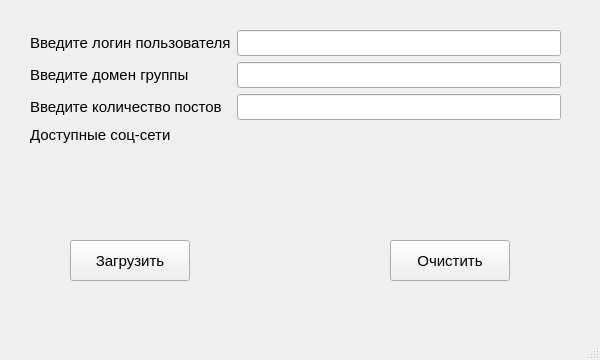
Above: mainwindow.ui from 1kapsula/media_parser before the change. Below: the same form after it.
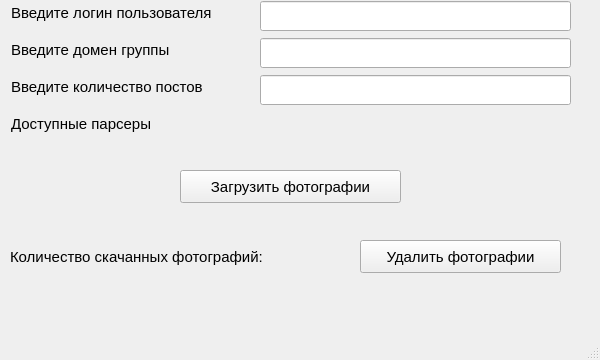
That is the form after the change.

The edit to the form file:
```diff
--- a/mainwindow.ui
+++ b/mainwindow.ui
@@ -23,10 +23,10 @@
    <widget class="QPushButton" name="DownloadButton">
     <property name="geometry">
      <rect>
-      <x>70</x>
-      <y>240</y>
-      <width>120</width>
-      <height>41</height>
+      <x>180</x>
+      <y>170</y>
+      <width>221</width>
+      <height>33</height>
      </rect>
     </property>
     <property name="font">
@@ -35,45 +35,54 @@
      </font>
     </property>
     <property name="text">
-     <string>Загрузить</string>
+     <string>Загрузить фотографии</string>
     </property>
    </widget>
-   <widget class="QWidget" name="layoutWidget">
+   <widget class="QPushButton" name="DeletePhotos">
     <property name="geometry">
      <rect>
-      <x>30</x>
-      <y>30</y>
-      <width>531</width>
-      <height>161</height>
+      <x>360</x>
+      <y>240</y>
+      <width>201</width>
+      <height>33</height>
      </rect>
     </property>
-    <layout class="QFormLayout" name="formLayout">
-     <item row="0" column="0">
-      <widget class="QLabel" name="label_11">
        <property name="font">
         <font>
          <pointsize>11</pointsize>
         </font>
        </property>
        <property name="text">
-        <string>Введите логин пользователя</string>
-       </property>
-      </widget>
-     </item>
-     <item row="0" column="1">
-      <widget class="QLineEdit" name="line_login">
+     <string>Удалить фотографии</string>
+    </property>
+   </widget>
+   <widget class="QLabel" name="label_2">
+    <property name="geometry">
+     <rect>
+      <x>10</x>
+      <y>240</y>
+      <width>311</width>
+      <height>33</height>
+     </rect>
+    </property>
        <property name="font">
         <font>
          <pointsize>11</pointsize>
         </font>
        </property>
-       <property name="alignment">
-        <set>Qt::AlignCenter</set>
-       </property>
-      </widget>
-     </item>
-     <item row="1" column="0">
+    <property name="text">
+     <string>Количество скачанных фотографий:</string>
+    </property>
+   </widget>
       <widget class="QLabel" name="label_7">
+    <property name="geometry">
+     <rect>
+      <x>11</x>
+      <y>38</y>
+      <width>188</width>
+      <height>24</height>
+     </rect>
+    </property>
        <property name="font">
         <font>
          <pointsize>11</pointsize>
@@ -83,21 +92,33 @@
         <string>Введите домен группы</string>
        </property>
       </widget>
-     </item>
-     <item row="1" column="1">
-      <widget class="QLineEdit" name="line_domen">
+   <widget class="QLabel" name="label">
+    <property name="geometry">
+     <rect>
+      <x>11</x>
+      <y>112</y>
+      <width>170</width>
+      <height>24</height>
+     </rect>
+    </property>
        <property name="font">
         <font>
          <pointsize>11</pointsize>
         </font>
        </property>
-       <property name="alignment">
-        <set>Qt::AlignCenter</set>
-       </property>
-      </widget>
-     </item>
-     <item row="2" column="0">
+    <property name="text">
+     <string>Доступные парсеры </string>
+    </property>
+   </widget>
       <widget class="QLabel" name="label_8">
+    <property name="geometry">
+     <rect>
+      <x>11</x>
+      <y>75</y>
+      <width>226</width>
+      <height>24</height>
+     </rect>
+    </property>
        <property name="font">
         <font>
          <pointsize>11</pointsize>
@@ -107,9 +128,51 @@
         <string>Введите количество постов</string>
        </property>
       </widget>
-     </item>
-     <item row="2" column="1">
+   <widget class="QLabel" name="label_11">
+    <property name="geometry">
+     <rect>
+      <x>11</x>
+      <y>1</y>
+      <width>241</width>
+      <height>24</height>
+     </rect>
+    </property>
+    <property name="font">
+     <font>
+      <pointsize>11</pointsize>
+     </font>
+    </property>
+    <property name="text">
+     <string>Введите логин пользователя</string>
+    </property>
+   </widget>
+   <widget class="QLineEdit" name="line_domen">
+    <property name="geometry">
+     <rect>
+      <x>260</x>
+      <y>38</y>
+      <width>311</width>
+      <height>30</height>
+     </rect>
+    </property>
+    <property name="font">
+     <font>
+      <pointsize>11</pointsize>
+     </font>
+    </property>
+    <property name="alignment">
+     <set>Qt::AlignCenter</set>
+    </property>
+   </widget>
       <widget class="QLineEdit" name="line_count">
+    <property name="geometry">
+     <rect>
+      <x>260</x>
+      <y>75</y>
+      <width>311</width>
+      <height>30</height>
+     </rect>
+    </property>
        <property name="font">
         <font>
          <pointsize>11</pointsize>
@@ -122,28 +185,13 @@
         <set>Qt::AlignCenter</set>
        </property>
       </widget>
-     </item>
-     <item row="3" column="0">
-      <widget class="QLabel" name="label">
-       <property name="font">
-        <font>
-         <pointsize>11</pointsize>
-        </font>
-       </property>
-       <property name="text">
-        <string>Доступные соц-сети</string>
-       </property>
-      </widget>
-     </item>
-    </layout>
-   </widget>
-   <widget class="QPushButton" name="DeletePhotos">
+   <widget class="QLineEdit" name="line_login">
     <property name="geometry">
      <rect>
-      <x>390</x>
-      <y>240</y>
-      <width>120</width>
-      <height>41</height>
+      <x>260</x>
+      <y>1</y>
+      <width>311</width>
+      <height>30</height>
      </rect>
     </property>
     <property name="font">
@@ -151,8 +199,8 @@
       <pointsize>11</pointsize>
      </font>
     </property>
-    <property name="text">
-     <string>Очистить</string>
+    <property name="alignment">
+     <set>Qt::AlignCenter</set>
     </property>
    </widget>
   </widget>
```
Lines whose indentation alone changed are shown as unchanged.
